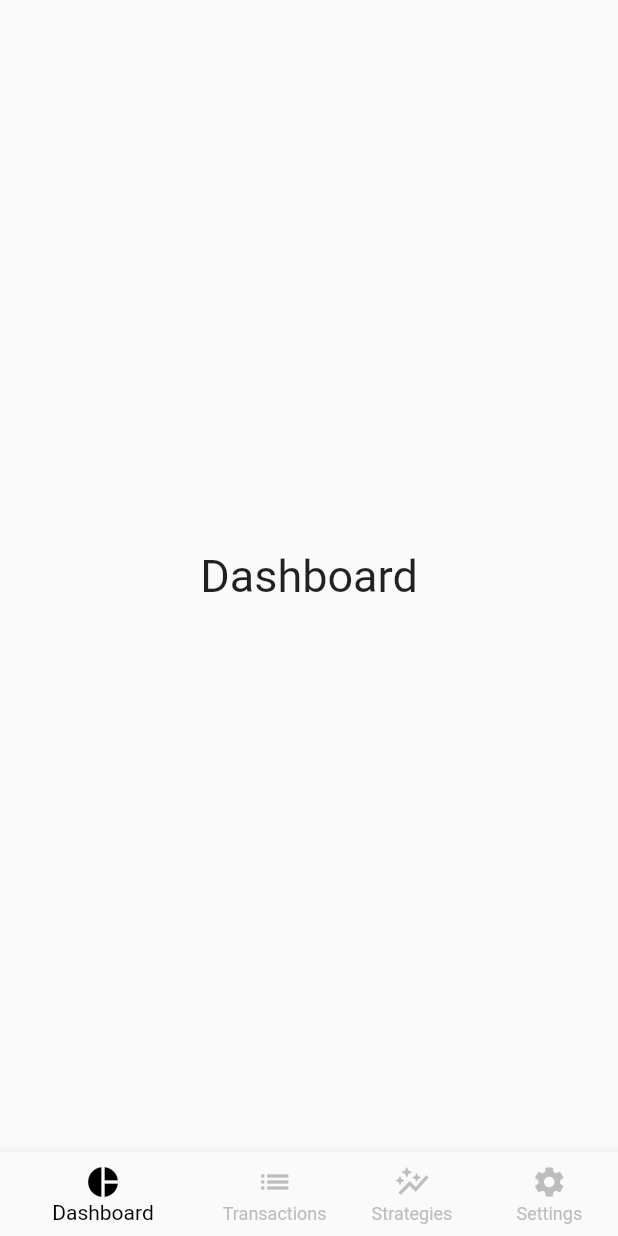
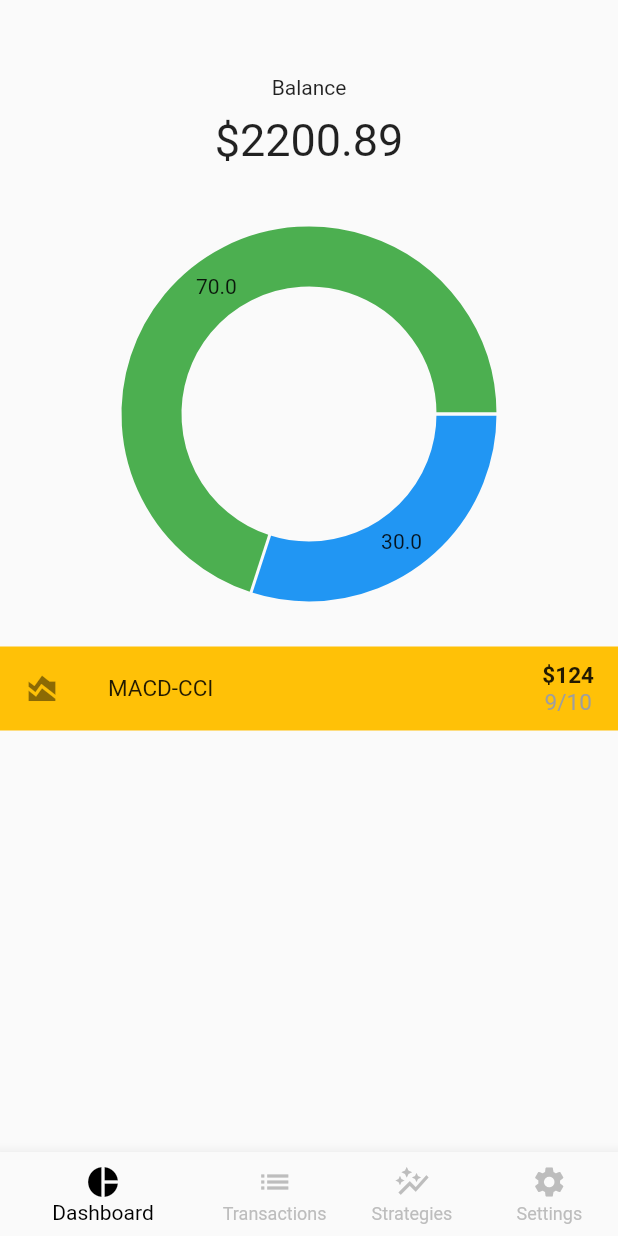
Before and after one commit to anton3nko/trading_diary, a Flutter app: the HomeScreen screen opened by its route, on a phone screen of 412 x 824 dp. Run offline on Flutter 3.47's test engine with Material 2 defaults, Android fonts, the phone set to English and light mode, and no system bars; drawn by our look-alikes of fl_chart; our stand-ins replace bloc, flutter_bloc.

Commit message:
Modifying dashboard_page.dart
- Added temporary placeholder pie-chart
- Started implementing custom ListTile for Strategy Statistics
  (dashboard\presentation\custom_tile.dart)

```diff
--- /dev/null
+++ b/lib/features/dashboard/presentation/custom_tile.dart
@@ -0,0 +1,41 @@
+import 'package:flutter/material.dart';
+
+class CustomTile extends StatelessWidget {
+  CustomTile({required this.title});
+  final String title;
+
+  @override
+  Widget build(BuildContext context) {
+    return GestureDetector(
+      child: ListTile(
+        tileColor: Colors.amber,
+        title: Text(
+          title,
+          style: const TextStyle(
+            fontSize: 15.0,
+          ),
+        ),
+        leading: Icon(Icons.area_chart_sharp),
+        trailing: const Column(
+          mainAxisAlignment: MainAxisAlignment.center,
+          children: [
+            Text(
+              '\$124',
+              style: TextStyle(
+                fontSize: 15.0,
+                fontWeight: FontWeight.bold,
+              ),
+            ),
+            Text(
+              '9/10',
+              style: TextStyle(
+                fontSize: 15.0,
+                color: Colors.grey,
+              ),
+            ),
+          ],
+        ),
+      ),
+    );
+  }
+}
--- a/lib/features/dashboard_page.dart
+++ b/lib/features/dashboard_page.dart
@@ -1,16 +1,75 @@
 import 'package:flutter/material.dart';
+import 'package:fl_chart/fl_chart.dart';
+import 'package:trading_diary/features/dashboard/presentation/custom_tile.dart';
 
-class DashboardPage extends StatelessWidget {
+class DashboardPage extends StatefulWidget {
   const DashboardPage({super.key});
 
   @override
+  State<DashboardPage> createState() => _DashboardPageState();
+}
+
+class _DashboardPageState extends State<DashboardPage> {
+  @override
   Widget build(BuildContext context) {
-    return const Center(
-      child: Text(
-        'Dashboard',
-        style: TextStyle(
-          fontSize: 30,
-        ),
+    return Center(
+      child: Column(
+        children: [
+          const Padding(
+            padding: EdgeInsets.only(
+              top: 50,
+              bottom: 10,
+            ),
+            child: Text(
+              'Balance',
+              style: TextStyle(
+                fontWeight: FontWeight.w400,
+              ),
+            ),
+          ),
+          const Padding(
+            padding: const EdgeInsets.only(),
+            child: Text(
+              '\$2200.89',
+              style: TextStyle(
+                fontSize: 30,
+                fontWeight: FontWeight.w400,
+              ),
+            ),
+          ),
+          SizedBox(
+            height: 40.0,
+          ),
+          SizedBox(
+            width: 250,
+            height: 250,
+            child: PieChart(
+              PieChartData(
+                sections: [
+                  PieChartSectionData(
+                    color: Colors.blue,
+                    value: 30,
+                  ),
+                  PieChartSectionData(
+                    color: Colors.green,
+                    value: 70,
+                  ),
+                ],
+              ),
+            ),
+          ),
+          const SizedBox(
+            height: 30,
+          ),
+          SizedBox(
+            height: 150,
+            child: ListView(
+              children: [
+                CustomTile(title: 'MACD-CCI'),
+              ],
+            ),
+          ),
+        ],
       ),
     );
   }
--- a/lib/internal/application.dart
+++ b/lib/internal/application.dart
@@ -16,14 +16,14 @@ class Application extends StatelessWidget {
       theme: ThemeData(
         visualDensity: VisualDensity.adaptivePlatformDensity,
       ),
-      initialRoute: LoginScreen.id,
+      initialRoute: HomeScreen.id,
       routes: {
         LoginScreen.id: (context) => BlocProvider(
               create: (context) => LoginBloc(),
               child: const LoginScreen(),
             ),
         RegistrationScreen.id: (context) => RegistrationScreen(),
-        HomeScreen.id: (context) => HomeScreen(),
+        HomeScreen.id: (context) => const HomeScreen(),
       },
     );
   }
--- a/pubspec.yaml
+++ b/pubspec.yaml
@@ -14,6 +14,7 @@ dependencies:
   flutter:
     sdk: flutter
   cupertino_icons: ^1.0.2
+  fl_chart: ^0.64.0
 
 dev_dependencies:
   flutter_test:
```
Also changed, not shown: pubspec.lock.
